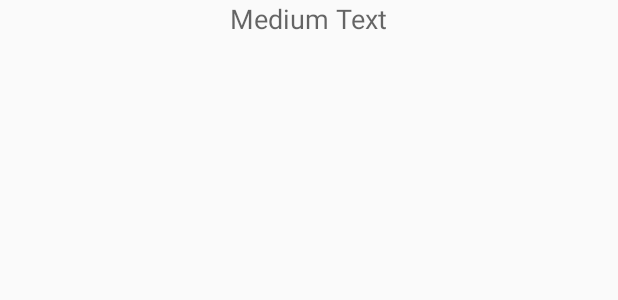
After one commit to 988uhuj/Calendar, an Android app: the layout view_item_week.xml on its own in the app's theme, with its tools: preview values and no code run, on a phone screen of 412 x 824 dp. The commit adds this screen. Shown: the top 300 px of the screen. Run offline under Robolectric (Android 15) with nearby library versions, the phone set to English and light mode, and no system bars.

Commit message:
add new week tag

```diff
--- a/app/src/main/java/github/chenupt/calendar/beans/CalendarBean.java
+++ b/app/src/main/java/github/chenupt/calendar/beans/CalendarBean.java
@@ -23,6 +23,7 @@ public class CalendarBean {
         ModelFactory modelFactory = new ModelFactory.Builder()
                 .addModel(DayItemView_.class)
                 .addModel(MonthItemView_.class)
+//                .addModel(WeekItemView_.class)
                 .build();
         return modelFactory;
     }
--- /dev/null
+++ b/app/src/main/res/layout/view_item_week.xml
@@ -0,0 +1,13 @@
+<?xml version="1.0" encoding="utf-8"?>
+<LinearLayout xmlns:android="http://schemas.android.com/apk/res/android"
+    android:orientation="vertical" android:layout_width="match_parent"
+    android:layout_height="match_parent">
+
+    <TextView
+        android:layout_width="wrap_content"
+        android:layout_height="wrap_content"
+        android:textAppearance="?android:attr/textAppearanceMedium"
+        android:text="Medium Text"
+        android:id="@+id/text_view"
+        android:layout_gravity="center_horizontal" />
+</LinearLayout>
--- /dev/null
+++ b/app/src/main/res/values/colors.xml
@@ -0,0 +1,4 @@
+<?xml version="1.0" encoding="utf-8"?>
+<resources>
+    <color name="common_text">#009587</color>
+</resources>
```
Also changed, not shown: app/src/main/java/github/chenupt/calendar/view/item/DayItemView.java (+12 -1 lines), app/src/main/java/github/chenupt/calendar/view/item/WeekItemView.java (added, +30 -0 lines), app/src/main/res/layout/view_item_day.xml (+45 -7 lines).
